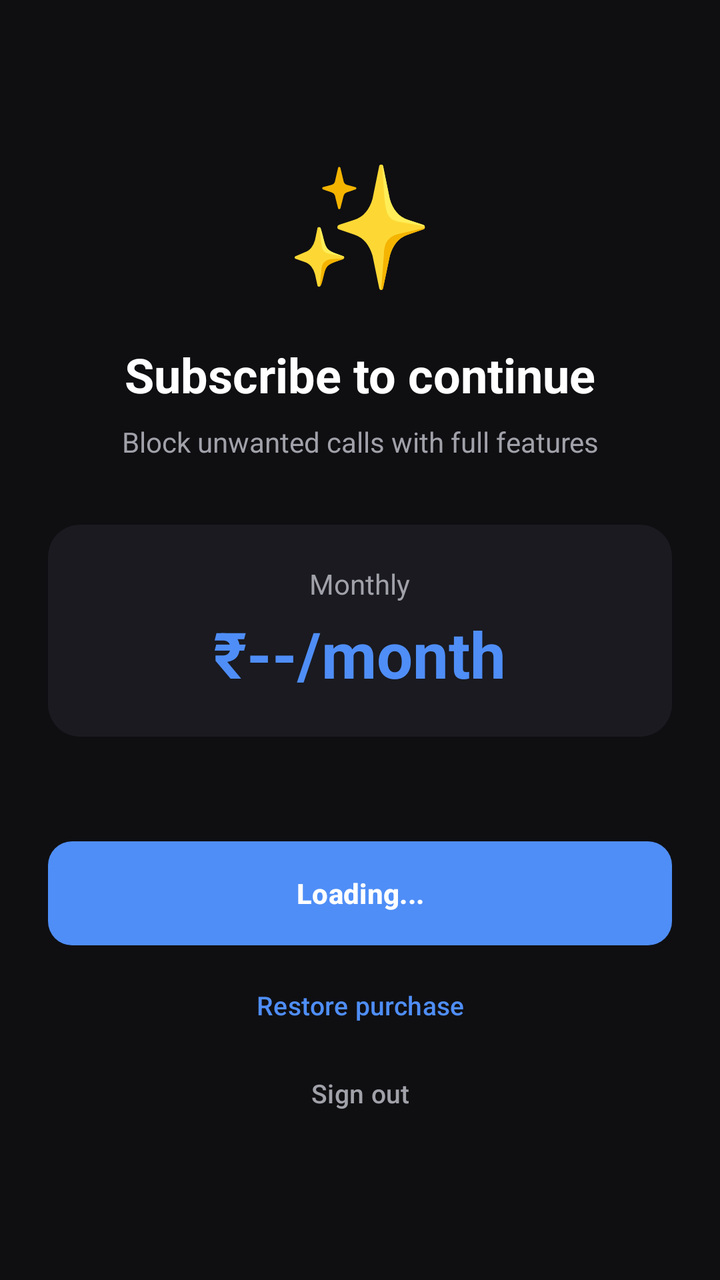
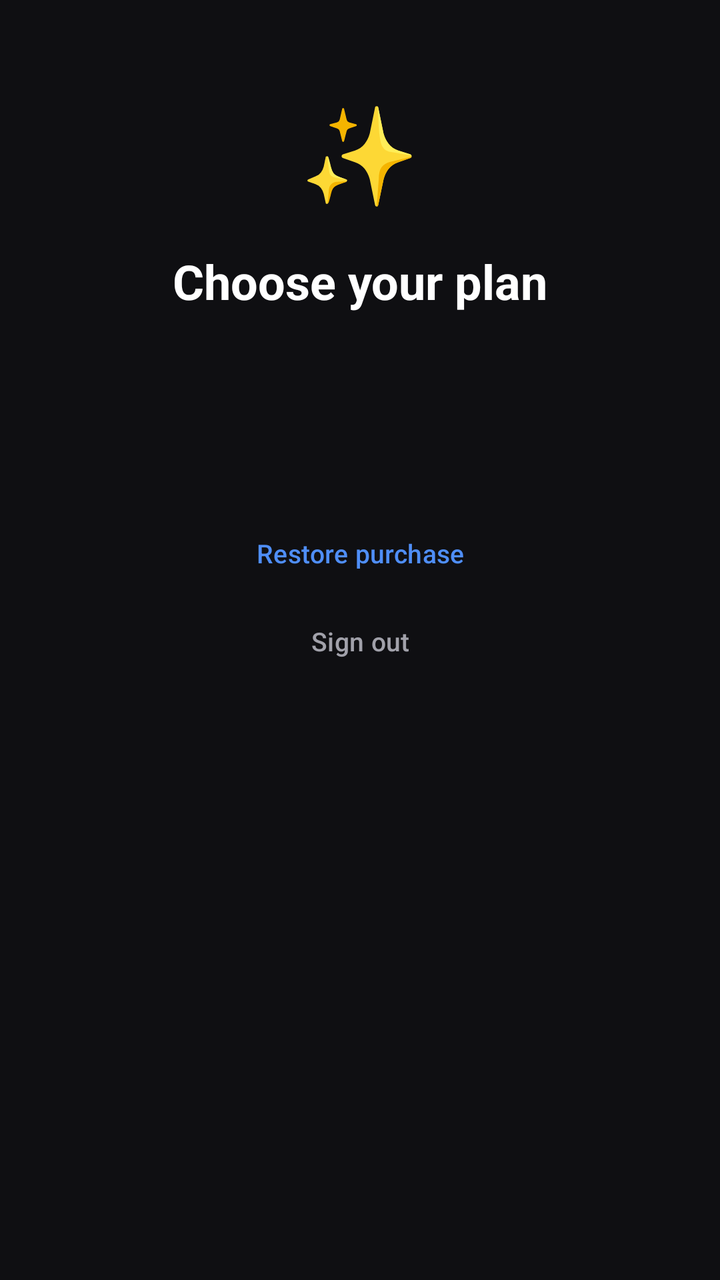

Compare the two renders of this Android layout. The source of the first and the diff that turns it into the second are given below.
<!-- AndroidManifest.xml: application theme Theme.CallFilter -->
<!-- res/layout/activity_paywall.xml -->
<?xml version="1.0" encoding="utf-8"?>
<LinearLayout xmlns:android="http://schemas.android.com/apk/res/android"
    android:layout_width="match_parent" android:layout_height="match_parent"
    android:orientation="vertical" android:padding="24dp"
    android:background="@color/bg" android:gravity="center">
    <TextView android:layout_width="wrap_content" android:layout_height="wrap_content"
        android:text="✨" android:textSize="60sp" android:layout_marginBottom="20dp"/>
    <TextView android:id="@+id/paywallTitle"
        android:layout_width="match_parent" android:layout_height="wrap_content"
        android:text="Subscribe to continue" android:textSize="24sp" android:textStyle="bold"
        android:textColor="@color/text" android:gravity="center"/>
    <TextView android:id="@+id/paywallSubtitle"
        android:layout_width="match_parent" android:layout_height="wrap_content"
        android:text="Block unwanted calls with full features"
        android:textSize="14sp" android:textColor="@color/subtext"
        android:gravity="center" android:layout_marginTop="8dp"
        android:layout_marginBottom="32dp"/>
    <LinearLayout android:layout_width="match_parent"
        android:layout_height="wrap_content" android:orientation="vertical"
        android:background="@drawable/card_bg" android:padding="20dp"
        android:gravity="center" android:layout_marginBottom="24dp">
        <TextView android:id="@+id/planName"
            android:layout_width="wrap_content" android:layout_height="wrap_content"
            android:text="Monthly" android:textSize="14sp"
            android:textColor="@color/subtext"/>
        <TextView android:id="@+id/planPrice"
            android:layout_width="wrap_content" android:layout_height="wrap_content"
            android:text="₹--/month" android:textSize="32sp" android:textStyle="bold"
            android:textColor="@color/accent" android:layout_marginTop="4dp"/>
    </LinearLayout>
    <TextView android:id="@+id/paywallMsg"
        android:layout_width="match_parent" android:layout_height="wrap_content"
        android:text="" android:textSize="12sp" android:textColor="@color/muted"
        android:gravity="center" android:layout_marginBottom="12dp"/>
    <Button android:id="@+id/btnPay"
        android:layout_width="match_parent" android:layout_height="52dp"
        android:text="Loading..." android:textStyle="bold" android:textSize="14sp"
        android:textColor="@color/white" android:background="@drawable/btn_accent"/>
    <Button android:id="@+id/btnRestore"
        android:layout_width="match_parent" android:layout_height="44dp"
        android:text="Restore purchase" android:textSize="13sp"
        android:textColor="@color/accent"
        android:background="@android:color/transparent" android:layout_marginTop="8dp"/>
    <Button android:id="@+id/btnLogout"
        android:layout_width="match_parent" android:layout_height="44dp"
        android:text="Sign out" android:textSize="13sp"
        android:textColor="@color/subtext"
        android:background="@android:color/transparent"/>
</LinearLayout>
<!-- resources referenced by this layout -->
<resources>
  <color name="accent">#4F8EF7</color>
  <color name="bg">#0F0F12</color>
  <color name="muted">#71717A</color>
  <color name="subtext">#A1A1AA</color>
  <color name="text">#FFFFFF</color>
  <color name="white">#FFFFFF</color>
  <!-- drawable btn_accent (drawable) -->
  <?xml version="1.0" encoding="utf-8"?>
  <shape xmlns:android="http://schemas.android.com/apk/res/android" android:shape="rectangle">
      <corners android:radius="12dp"/>
      <solid android:color="#4F8EF7"/>
  </shape>
  <!-- drawable card_bg (drawable) -->
  <?xml version="1.0" encoding="utf-8"?>
  <shape xmlns:android="http://schemas.android.com/apk/res/android" android:shape="rectangle">
      <corners android:radius="16dp"/>
      <solid android:color="#1A1A20"/>
  </shape>
  <style name="Theme.CallFilter" parent="Theme.Material3.DayNight.NoActionBar">
          <item name="android:windowBackground">@color/bg</item>
          <item name="android:statusBarColor">@color/bg</item>
          <item name="android:navigationBarColor">@color/bg</item>
          <item name="android:windowLightStatusBar">false</item>
          <item name="colorPrimary">@color/accent</item>
          <item name="colorOnPrimary">@color/white</item>
          <item name="android:textColor">@color/text</item>
      </style>
</resources>

<!-- the commit's change to res/layout/activity_paywall.xml (unified diff, before → after) -->
@@ -1,49 +1,74 @@
 <?xml version="1.0" encoding="utf-8"?>
-<LinearLayout xmlns:android="http://schemas.android.com/apk/res/android"
-    android:layout_width="match_parent" android:layout_height="match_parent"
-    android:orientation="vertical" android:padding="24dp"
-    android:background="@color/bg" android:gravity="center">
-    <TextView android:layout_width="wrap_content" android:layout_height="wrap_content"
-        android:text="✨" android:textSize="60sp" android:layout_marginBottom="20dp"/>
-    <TextView android:id="@+id/paywallTitle"
-        android:layout_width="match_parent" android:layout_height="wrap_content"
-        android:text="Subscribe to continue" android:textSize="24sp" android:textStyle="bold"
-        android:textColor="@color/text" android:gravity="center"/>
-    <TextView android:id="@+id/paywallSubtitle"
-        android:layout_width="match_parent" android:layout_height="wrap_content"
-        android:text="Block unwanted calls with full features"
-        android:textSize="14sp" android:textColor="@color/subtext"
-        android:gravity="center" android:layout_marginTop="8dp"
-        android:layout_marginBottom="32dp"/>
-    <LinearLayout android:layout_width="match_parent"
-        android:layout_height="wrap_content" android:orientation="vertical"
-        android:background="@drawable/card_bg" android:padding="20dp"
-        android:gravity="center" android:layout_marginBottom="24dp">
-        <TextView android:id="@+id/planName"
-            android:layout_width="wrap_content" android:layout_height="wrap_content"
-            android:text="Monthly" android:textSize="14sp"
-            android:textColor="@color/subtext"/>
-        <TextView android:id="@+id/planPrice"
-            android:layout_width="wrap_content" android:layout_height="wrap_content"
-            android:text="₹--/month" android:textSize="32sp" android:textStyle="bold"
-            android:textColor="@color/accent" android:layout_marginTop="4dp"/>
+<ScrollView xmlns:android="http://schemas.android.com/apk/res/android"
+    android:layout_width="match_parent"
+    android:layout_height="match_parent"
+    android:fillViewport="true"
+    android:background="@color/bg">
+
+    <LinearLayout
+        android:layout_width="match_parent"
+        android:layout_height="wrap_content"
+        android:orientation="vertical"
+        android:padding="24dp">
+
+        <TextView
+            android:layout_width="wrap_content"
+            android:layout_height="wrap_content"
+            android:text="✨"
+            android:textSize="48sp"
+            android:layout_gravity="center"
+            android:layout_marginTop="20dp"
+            android:layout_marginBottom="16dp"/>
+
+        <TextView android:id="@+id/paywallTitle"
+            android:layout_width="match_parent"
+            android:layout_height="wrap_content"
+            android:text="Choose your plan"
+            android:textSize="24sp"
+            android:textStyle="bold"
+            android:textColor="@color/text"
+            android:gravity="center"/>
+
+        <TextView android:id="@+id/paywallSubtitle"
+            android:layout_width="match_parent"
+            android:layout_height="wrap_content"
+            android:text=""
+            android:textSize="13sp"
+            android:textColor="@color/subtext"
+            android:gravity="center"
+            android:layout_marginTop="6dp"
+            android:layout_marginBottom="20dp"/>
+
+        <LinearLayout android:id="@+id/planList"
+            android:layout_width="match_parent"
+            android:layout_height="wrap_content"
+            android:orientation="vertical"/>
+
+        <TextView android:id="@+id/paywallMsg"
+            android:layout_width="match_parent"
+            android:layout_height="wrap_content"
+            android:text=""
+            android:textSize="12sp"
+            android:textColor="@color/muted"
+            android:gravity="center"
+            android:layout_marginTop="14dp"
+            android:layout_marginBottom="10dp"/>
+
+        <Button android:id="@+id/btnRestore"
+            android:layout_width="match_parent"
+            android:layout_height="44dp"
+            android:text="Restore purchase"
+            android:textSize="13sp"
+            android:textColor="@color/accent"
+            android:background="@android:color/transparent"
+            android:layout_marginTop="14dp"/>
+
+        <Button android:id="@+id/btnLogout"
+            android:layout_width="match_parent"
+            android:layout_height="44dp"
+            android:text="Sign out"
+            android:textSize="13sp"
+            android:textColor="@color/subtext"
+            android:background="@android:color/transparent"/>
     </LinearLayout>
-    <TextView android:id="@+id/paywallMsg"
-        android:layout_width="match_parent" android:layout_height="wrap_content"
-        android:text="" android:textSize="12sp" android:textColor="@color/muted"
-        android:gravity="center" android:layout_marginBottom="12dp"/>
-    <Button android:id="@+id/btnPay"
-        android:layout_width="match_parent" android:layout_height="52dp"
-        android:text="Loading..." android:textStyle="bold" android:textSize="14sp"
-        android:textColor="@color/white" android:background="@drawable/btn_accent"/>
-    <Button android:id="@+id/btnRestore"
-        android:layout_width="match_parent" android:layout_height="44dp"
-        android:text="Restore purchase" android:textSize="13sp"
-        android:textColor="@color/accent"
-        android:background="@android:color/transparent" android:layout_marginTop="8dp"/>
-    <Button android:id="@+id/btnLogout"
-        android:layout_width="match_parent" android:layout_height="44dp"
-        android:text="Sign out" android:textSize="13sp"
-        android:textColor="@color/subtext"
-        android:background="@android:color/transparent"/>
-</LinearLayout>
+</ScrollView>
<!-- resource entries referenced after the edit -->
@@ -6,18 +6,6 @@
   <color name="subtext">#A1A1AA</color>
   <color name="text">#FFFFFF</color>
   <color name="white">#FFFFFF</color>
-  <!-- drawable btn_accent (drawable) -->
-  <?xml version="1.0" encoding="utf-8"?>
-  <shape xmlns:android="http://schemas.android.com/apk/res/android" android:shape="rectangle">
-      <corners android:radius="12dp"/>
-      <solid android:color="#4F8EF7"/>
-  </shape>
-  <!-- drawable card_bg (drawable) -->
-  <?xml version="1.0" encoding="utf-8"?>
-  <shape xmlns:android="http://schemas.android.com/apk/res/android" android:shape="rectangle">
-      <corners android:radius="16dp"/>
-      <solid android:color="#1A1A20"/>
-  </shape>
   <style name="Theme.CallFilter" parent="Theme.Material3.DayNight.NoActionBar">
           <item name="android:windowBackground">@color/bg</item>
           <item name="android:statusBarColor">@color/bg</item>
